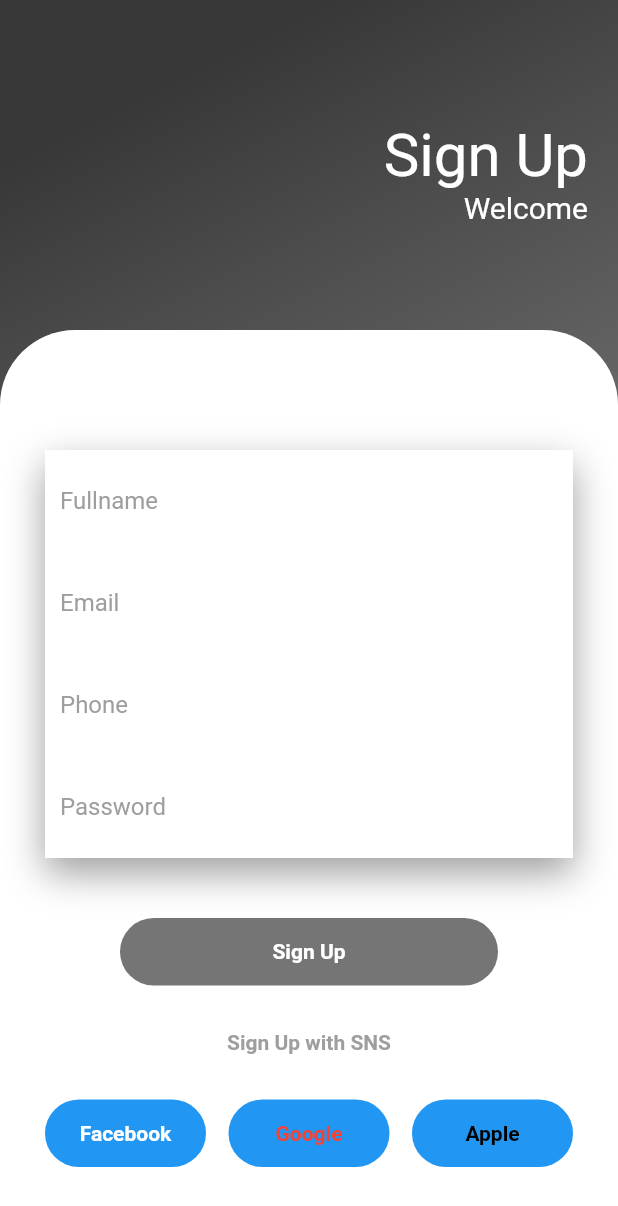
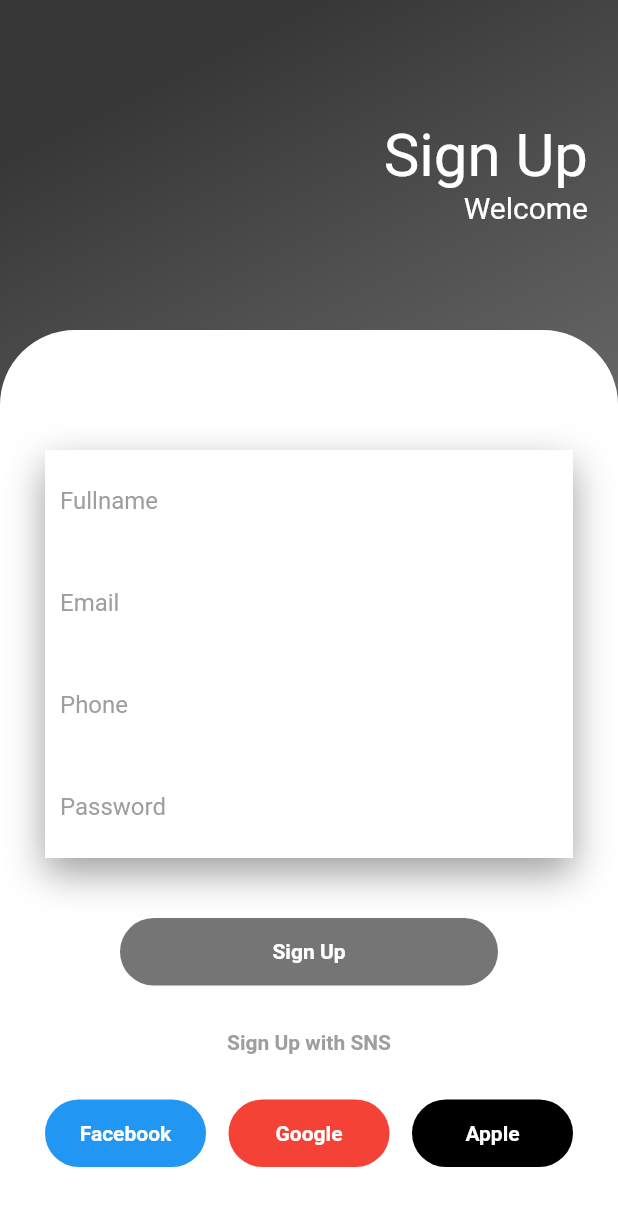
Before and after one commit to Storm099/login_ui_2, a Flutter app: the screen it shows after launch, on a phone screen of 412 x 824 dp. Shown: the top 1206 px of the screen. Run offline on Flutter 3.47's test engine with Material 2 defaults, Android fonts, the phone set to English and light mode, and no system bars.

Commit message:
Changing button's background color

```diff
--- a/lib/pages/home_page.dart
+++ b/lib/pages/home_page.dart
@@ -151,7 +151,7 @@ class _HomePageState extends State<HomePage> {
                       const SizedBox(height: 30,),
                       //#facebook #google #apple
                       Container(
-                        margin: EdgeInsets.symmetric(horizontal: 30),
+                        margin: const EdgeInsets.only(left: 30,right: 30,bottom: 50),
                         child: Row(
                           children: [
                             Expanded(child: Container(
@@ -169,10 +169,10 @@ class _HomePageState extends State<HomePage> {
                               height: 45,
                               decoration: BoxDecoration(
                                 borderRadius: BorderRadius.circular(50),
-                                color: Colors.blue,
+                                color: Colors.red,
                               ),
                               child: const Center(
-                                child: Text("Google",style: TextStyle(color: Colors.red,fontWeight: FontWeight.bold),),
+                                child: Text("Google",style: TextStyle(color: Colors.white,fontWeight: FontWeight.bold),),
                               ),
                             )),
                             const SizedBox(width: 15,),
@@ -180,12 +180,13 @@ class _HomePageState extends State<HomePage> {
                               height: 45,
                               decoration: BoxDecoration(
                                 borderRadius: BorderRadius.circular(50),
-                                color: Colors.blue,
+                                color: Colors.black,
                               ),
                               child: const Center(
-                                child: Text("Apple",style: TextStyle(color: Colors.black,fontWeight: FontWeight.bold),),
+                                child: Text("Apple",style: TextStyle(color: Colors.white,fontWeight: FontWeight.bold),),
                               ),
                             )),
+
                           ],
                         ),
                       )
```
